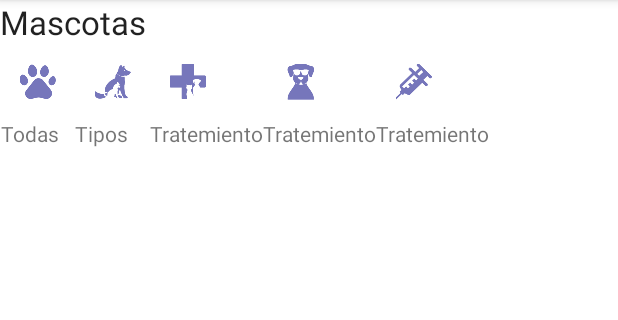
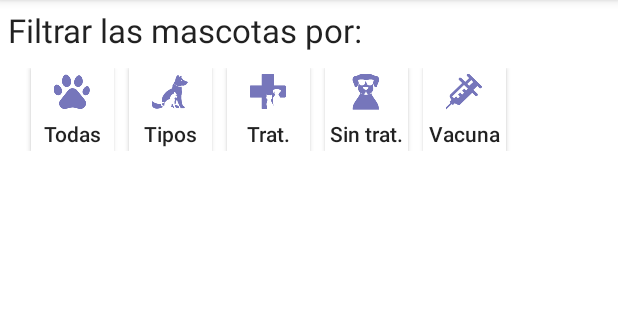
Before and after one commit to edum17/Pet-Agenda, an Android app: the layout lay_lista_mascotas.xml on its own in the app's theme, with its tools: preview values and no code run, on a phone screen of 412 x 824 dp, the part 84-404 px from its top. Run offline under Robolectric (Android 15) with nearby library versions, the phone set to English and light mode, and no system bars.

Commit message:
CircleImage ok + listaMascotas ok

```diff
--- a/ControlMascotas/app/build.gradle
+++ b/ControlMascotas/app/build.gradle
@@ -22,6 +22,7 @@ android {
 dependencies {
     compile fileTree(dir: 'libs', include: ['*.jar'])
     compile 'com.android.support:support-v4:24.0.0-alpha1'
+    compile 'com.mikhaellopez:circularimageview:3.0.2'
     compile 'com.android.support:appcompat-v7:23.0.1'
     compile 'com.android.support:design:23.0.1'
     compile 'com.android.support:recyclerview-v7:23.0.1'
--- a/ControlMascotas/app/src/main/res/layout/formato_fila_lista_mascotas.xml
+++ b/ControlMascotas/app/src/main/res/layout/formato_fila_lista_mascotas.xml
@@ -1,5 +1,6 @@
 <?xml version="1.0" encoding="utf-8"?>
 <LinearLayout xmlns:android="http://schemas.android.com/apk/res/android"
+    xmlns:app="http://schemas.android.com/apk/res-auto"
     android:orientation="horizontal"
     android:layout_width="fill_parent"
     android:layout_height="wrap_content"
@@ -11,10 +12,16 @@
         android:orientation="horizontal"
         android:layout_marginLeft="35dp">
 
-        <de.hdodenhof.circleimageview.CircleImageView
+        <com.mikhaellopez.circularimageview.CircularImageView
             android:id="@id/fila_imagen"
-            android:layout_width="80dp"
-            android:layout_height="80dp"/>
+            android:layout_width="100dp"
+            android:layout_height="100dp"
+            app:civ_shadow="true"
+            app:civ_shadow_radius="10"
+            app:civ_shadow_color="#ffffff"
+            app:civ_border="true"
+            app:civ_border_width="2dp"
+            app:civ_border_color="#000000"/>
     </LinearLayout>
 
     <LinearLayout
--- a/ControlMascotas/app/src/main/res/layout/lay_consultar_mascota.xml
+++ b/ControlMascotas/app/src/main/res/layout/lay_consultar_mascota.xml
@@ -1,6 +1,7 @@
 <?xml version="1.0" encoding="utf-8"?>
 <LinearLayout xmlns:android="http://schemas.android.com/apk/res/android"
     xmlns:tools="http://schemas.android.com/tools"
+    xmlns:app="http://schemas.android.com/apk/res-auto"
     android:orientation="vertical"
     android:layout_width="match_parent"
     android:layout_height="match_parent"
@@ -25,12 +26,18 @@
                 android:layout_height="wrap_content"
                 android:orientation="horizontal">
 
-                <de.hdodenhof.circleimageview.CircleImageView
+                <com.mikhaellopez.circularimageview.CircularImageView
                     android:layout_width="150dp"
                     android:layout_height="150dp"
                     android:layout_marginTop="15dp"
                     android:layout_marginLeft="104dp"
-                    android:id="@+id/imageCM" />
+                    android:id="@+id/imageCM"
+                    app:civ_shadow="true"
+                    app:civ_shadow_radius="10"
+                    app:civ_shadow_color="#ffffff"
+                    app:civ_border="true"
+                    app:civ_border_width="2dp"
+                    app:civ_border_color="#000000"/>
 
                 <ImageButton
                     android:layout_width="wrap_content"
--- a/ControlMascotas/app/src/main/res/layout/lay_lista_mascotas.xml
+++ b/ControlMascotas/app/src/main/res/layout/lay_lista_mascotas.xml
@@ -8,100 +8,64 @@
         android:layout_width="wrap_content"
         android:layout_height="wrap_content"
         android:textAppearance="?android:attr/textAppearanceLarge"
-        android:text="Mascotas"
-        android:id="@+id/textViewMascotas" />
+        android:text="Filtrar las mascotas por:"
+        android:id="@+id/textViewMascotas"
+        android:padding="5dp"/>
+
     <LinearLayout
         android:layout_width="fill_parent"
-        android:layout_height="wrap_content">
+        android:layout_height="wrap_content"
+        android:padding="5dp">
 
-        <LinearLayout
-            android:layout_width="wrap_content"
-            android:layout_height="wrap_content"
-            android:orientation="vertical">
-            <ImageButton
-                android:layout_width="50dip"
-                android:layout_height="50dip"
-                android:id="@+id/imageButTodas"
-                android:background="@color/Blanco"
-                android:src="@drawable/icono_app_todas"/>
-            <TextView
-                android:layout_width="wrap_content"
-                android:layout_height="wrap_content"
-                android:text="Todas"
-                android:gravity="center"/>
+        <Button
+            android:layout_width="55dip"
+            android:layout_height="55dip"
+            android:id="@+id/imageButTodas"
+            android:text="Todas"
+            android:layout_marginLeft="15dp"
+            android:textAllCaps="false"
+            android:background="@color/Blanco"
+            android:drawableTop="@drawable/icono_app_todas"/>
 
-        </LinearLayout>
+        <Button
+            android:layout_width="55dip"
+            android:layout_height="55dip"
+            android:id="@+id/imageButTipos"
+            android:text="Tipos"
+            android:layout_marginLeft="10dp"
+            android:textAllCaps="false"
+            android:background="@color/Blanco"
+            android:drawableTop="@drawable/icono_mascotas_todas"/>
 
+        <Button
+            android:layout_width="55dip"
+            android:layout_height="55dip"
+            android:id="@+id/imageButTratEsp"
+            android:text="Trat."
+            android:layout_marginLeft="10dp"
+            android:textAllCaps="false"
+            android:background="@color/Blanco"
+            android:drawableTop="@drawable/icono_tratamiento_especial" />
 
-        <LinearLayout
-            android:layout_width="wrap_content"
-            android:layout_height="wrap_content"
-            android:orientation="vertical">
+        <Button
+            android:layout_width="55dip"
+            android:layout_height="55dip"
+            android:id="@+id/imageButSinTratEsp"
+            android:text="Sin trat."
+            android:layout_marginLeft="10dp"
+            android:textAllCaps="false"
+            android:background="@color/Blanco"
+            android:drawableTop="@drawable/icono_perro_con_gafas"/>
 
-            <ImageButton
-                android:layout_width="50dip"
-                android:layout_height="50dip"
-                android:id="@+id/imageButTipos"
-                android:background="@color/Blanco"
-                android:src="@drawable/icono_mascotas_todas"/>
-            <TextView
-                android:layout_width="wrap_content"
-                android:layout_height="wrap_content"
-                android:text="Tipos"
-                android:gravity="center"/>
-        </LinearLayout>
-
-        <LinearLayout
-            android:layout_width="wrap_content"
-            android:layout_height="wrap_content"
-            android:orientation="vertical">
-
-            <ImageButton
-                android:layout_width="50dip"
-                android:layout_height="50dip"
-                android:id="@+id/imageButTratEsp"
-                android:background="@color/Blanco"
-                android:src="@drawable/icono_tratamiento_especial" />
-            <TextView
-                android:layout_width="wrap_content"
-                android:layout_height="wrap_content"
-                android:text="Tratemiento"
-                android:gravity="center"/>
-        </LinearLayout>
-
-        <LinearLayout
-            android:layout_width="wrap_content"
-            android:layout_height="wrap_content"
-            android:orientation="vertical">
-            <ImageButton
-                android:layout_width="50dip"
-                android:layout_height="50dip"
-                android:id="@+id/imageButSinTratEsp"
-                android:background="@color/Blanco"
-                android:src="@drawable/icono_perro_con_gafas"/>
-            <TextView
-                android:layout_width="wrap_content"
-                android:layout_height="wrap_content"
-                android:text="Tratemiento"
-                android:gravity="center"/>
-        </LinearLayout>
-
-        <LinearLayout
-            android:layout_width="wrap_content"
-            android:layout_height="wrap_content"
-            android:orientation="vertical">
-            <ImageButton
-                android:layout_width="50dip"
-                android:layout_height="50dip"
-                android:id="@+id/imageButVacu"
-                android:background="@color/Blanco"
-                android:src="@drawable/icono_vacunas"/>
-            <TextView
-                android:layout_width="wrap_content"
-                android:layout_height="wrap_content"
-                android:text="Tratemiento"
-                android:gravity="center"/>
-        </LinearLayout>
+        <Button
+            android:layout_width="55dip"
+            android:layout_height="55dip"
+            android:id="@+id/imageButVacu"
+            android:text="Vacuna"
+            android:layout_marginLeft="10dp"
+            android:textAllCaps="false"
+            android:background="@color/Blanco"
+            android:drawableTop="@drawable/icono_vacunas"/>
 
 
     </LinearLayout>
--- a/ControlMascotas/app/src/main/res/layout/lay_nueva_mascota.xml
+++ b/ControlMascotas/app/src/main/res/layout/lay_nueva_mascota.xml
@@ -1,5 +1,6 @@
 <?xml version="1.0" encoding="utf-8"?>
 <LinearLayout xmlns:android="http://schemas.android.com/apk/res/android"
+    xmlns:app="http://schemas.android.com/apk/res-auto"
     android:orientation="vertical"
     android:layout_width="match_parent"
     android:layout_height="match_parent"
@@ -23,13 +24,18 @@
                 android:layout_height="wrap_content"
                 android:orientation="horizontal">
 
-                <de.hdodenhof.circleimageview.CircleImageView
+                <com.mikhaellopez.circularimageview.CircularImageView
                     android:layout_width="150dp"
                     android:layout_height="150dp"
                     android:layout_marginTop="15dp"
                     android:layout_marginLeft="104dp"
                     android:id="@+id/image"
-                    />
+                    app:civ_shadow="true"
+                    app:civ_shadow_radius="10"
+                    app:civ_shadow_color="#ffffff"
+                    app:civ_border="true"
+                    app:civ_border_width="2dp"
+                    app:civ_border_color="#000000"/>
 
                 <ImageButton
                     android:layout_width="wrap_content"
```
Also changed, not shown: ControlMascotas/app/src/main/img_def_00-web.png, ControlMascotas/app/src/main/res/mipmap-hdpi/img_def_00.png, ControlMascotas/app/src/main/res/mipmap-mdpi/img_def_00.png, ControlMascotas/app/src/main/res/mipmap-xhdpi/img_def_00.png, ControlMascotas/app/src/main/res/mipmap-xxhdpi/img_def_00.png, ControlMascotas/app/src/main/res/mipmap-xxxhdpi/img_def_00.png, 2 other files.
